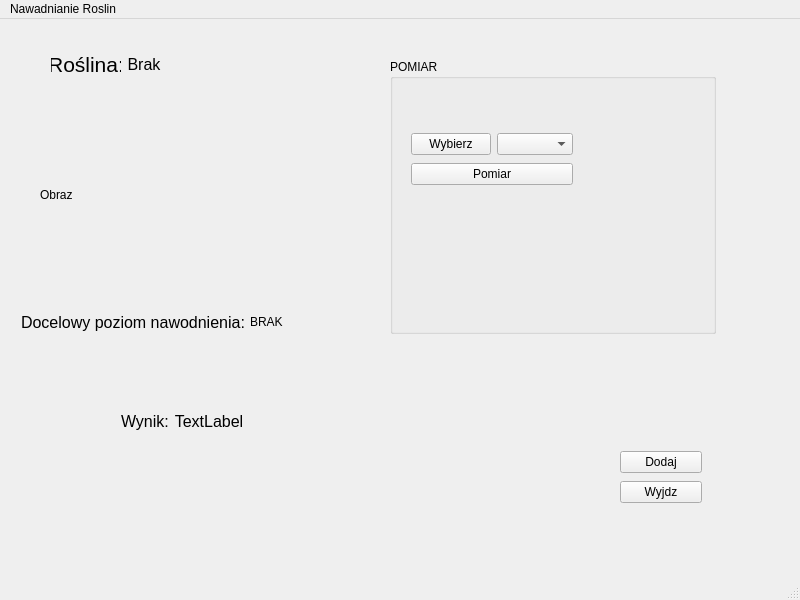
Old version of the form mainwindow.ui in the repository michal-skoczylas/Monitorowanie-nawodnienia-roslin-z-gui-QT.
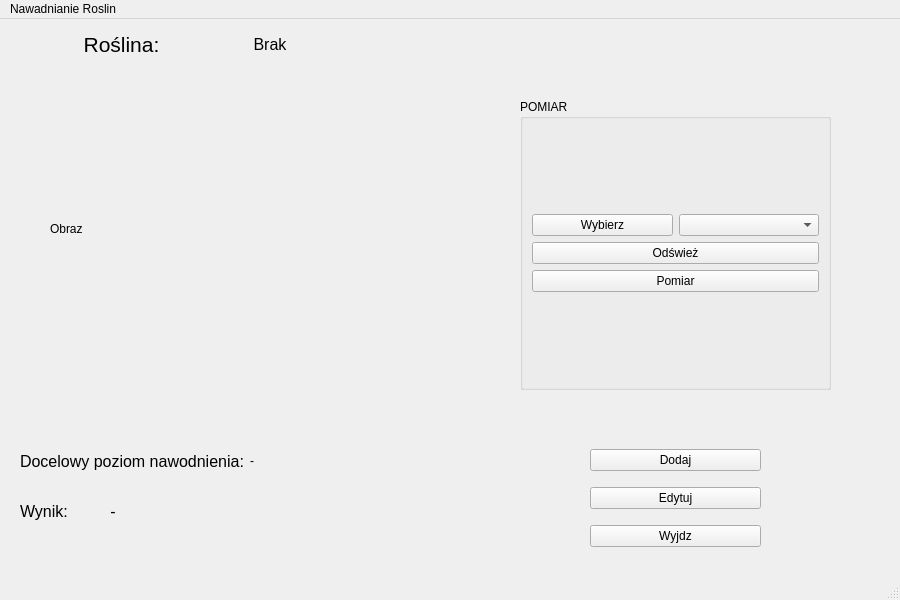
New version of the form.

Patch:
```diff
--- a/mainwindow.ui
+++ b/mainwindow.ui
@@ -6,10 +6,28 @@
    <rect>
     <x>0</x>
     <y>0</y>
-    <width>800</width>
+    <width>900</width>
     <height>600</height>
    </rect>
   </property>
+  <property name="sizePolicy">
+   <sizepolicy hsizetype="Fixed" vsizetype="Fixed">
+    <horstretch>0</horstretch>
+    <verstretch>0</verstretch>
+   </sizepolicy>
+  </property>
+  <property name="minimumSize">
+   <size>
+    <width>900</width>
+    <height>600</height>
+   </size>
+  </property>
+  <property name="maximumSize">
+   <size>
+    <width>900</width>
+    <height>600</height>
+   </size>
+  </property>
   <property name="windowTitle">
    <string>MainWindow</string>
   </property>
@@ -17,25 +35,18 @@
    <widget class="QGroupBox" name="groupBox">
     <property name="geometry">
      <rect>
-      <x>390</x>
-      <y>40</y>
-      <width>326</width>
-      <height>275</height>
+      <x>520</x>
+      <y>80</y>
+      <width>311</width>
+      <height>291</height>
      </rect>
     </property>
     <property name="title">
      <string>POMIAR</string>
     </property>
-    <widget class="QWidget" name="layoutWidget">
-     <property name="geometry">
-      <rect>
-       <x>21</x>
-       <y>72</y>
-       <width>162</width>
-       <height>58</height>
-      </rect>
-     </property>
-     <layout class="QVBoxLayout" name="verticalLayout_2">
+    <layout class="QGridLayout" name="gridLayout">
+     <item row="0" column="0">
+      <layout class="QVBoxLayout" name="verticalLayout_selection">
       <item>
        <layout class="QHBoxLayout" name="horizontalLayout_4">
         <item>
@@ -50,6 +61,13 @@
         </item>
        </layout>
       </item>
+       <item>
+        <widget class="QPushButton" name="pushButton_update">
+         <property name="text">
+          <string>Odśwież</string>
+         </property>
+        </widget>
+       </item>
       <item>
        <widget class="QPushButton" name="pushButton_pomiar">
         <property name="text">
@@ -58,15 +76,16 @@
        </widget>
       </item>
      </layout>
-    </widget>
+     </item>
+    </layout>
    </widget>
    <widget class="QLabel" name="label_obraz">
     <property name="geometry">
      <rect>
-      <x>40</x>
-      <y>90</y>
-      <width>251</width>
-      <height>171</height>
+      <x>50</x>
+      <y>60</y>
+      <width>400</width>
+      <height>300</height>
      </rect>
     </property>
     <property name="text">
@@ -79,13 +98,13 @@
    <widget class="QWidget" name="layoutWidget">
     <property name="geometry">
      <rect>
-      <x>121</x>
-      <y>390</y>
+      <x>20</x>
+      <y>480</y>
       <width>122</width>
       <height>24</height>
      </rect>
     </property>
-    <layout class="QHBoxLayout" name="horizontalLayout_2">
+    <layout class="QHBoxLayout" name="horizontalLayout_wynik">
      <item>
       <widget class="QLabel" name="label_wynik_tekst">
        <property name="font">
@@ -106,7 +125,7 @@
         </font>
        </property>
        <property name="text">
-        <string>TextLabel</string>
+        <string>-</string>
        </property>
        <property name="alignment">
         <set>Qt::AlignCenter</set>
@@ -118,13 +137,13 @@
    <widget class="QWidget" name="layoutWidget">
     <property name="geometry">
      <rect>
-      <x>51</x>
-      <y>30</y>
-      <width>110</width>
+      <x>50</x>
+      <y>10</y>
+      <width>291</width>
       <height>30</height>
      </rect>
     </property>
-    <layout class="QHBoxLayout" name="horizontalLayout_3">
+    <layout class="QHBoxLayout" name="horizontalLayout_nazwa">
      <item>
       <widget class="QLabel" name="label">
        <property name="font">
@@ -160,13 +179,13 @@
    <widget class="QWidget" name="layoutWidget">
     <property name="geometry">
      <rect>
-      <x>21</x>
-      <y>291</y>
+      <x>20</x>
+      <y>430</y>
       <width>262</width>
       <height>24</height>
      </rect>
     </property>
-    <layout class="QHBoxLayout" name="horizontalLayout">
+    <layout class="QHBoxLayout" name="horizontalLayout_moist">
      <item>
       <widget class="QLabel" name="label_2">
        <property name="font">
@@ -182,7 +201,7 @@
      <item>
       <widget class="QLabel" name="label_goalMoistLevel">
        <property name="text">
-        <string>BRAK</string>
+        <string>-</string>
        </property>
       </widget>
      </item>
@@ -191,13 +210,13 @@
    <widget class="QWidget" name="layoutWidget">
     <property name="geometry">
      <rect>
-      <x>620</x>
-      <y>430</y>
-      <width>82</width>
-      <height>56</height>
+      <x>590</x>
+      <y>420</y>
+      <width>171</width>
+      <height>121</height>
      </rect>
     </property>
-    <layout class="QVBoxLayout" name="verticalLayout">
+    <layout class="QVBoxLayout" name="verticalLayoutaddexit">
      <item>
       <widget class="QPushButton" name="pushButton_2">
        <property name="text">
@@ -205,6 +224,13 @@
        </property>
       </widget>
      </item>
+     <item>
+      <widget class="QPushButton" name="pushButton_edit">
+       <property name="text">
+        <string>Edytuj</string>
+       </property>
+      </widget>
+     </item>
      <item>
       <widget class="QPushButton" name="pushButton">
        <property name="text">
@@ -220,7 +246,7 @@
     <rect>
      <x>0</x>
      <y>0</y>
-     <width>800</width>
+     <width>900</width>
      <height>21</height>
     </rect>
    </property>
```
Left out of the diff: 2 changed lines with no effect on the pictures. Lines whose indentation alone changed are shown as unchanged.
